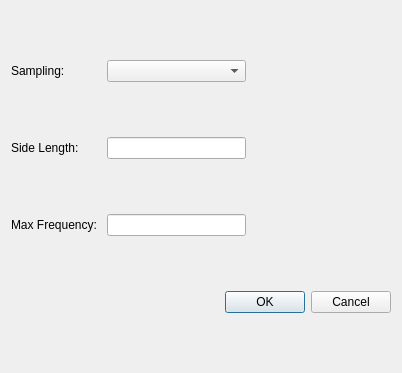
The window that geopter/gui/AnalysisDlg/FFT_MTFDlg.ui (heterophyllus/Geopter) describes before a commit, drawn with Qt 5.
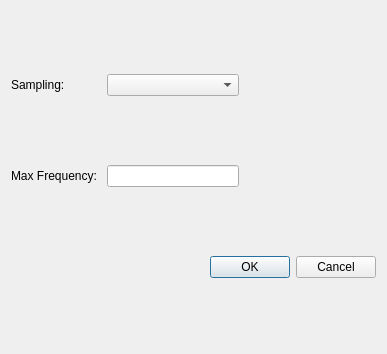
The same window after the commit.

```diff
--- a/geopter/gui/AnalysisDlg/FFT_MTFDlg.ui
+++ b/geopter/gui/AnalysisDlg/FFT_MTFDlg.ui
@@ -6,22 +6,35 @@
    <rect>
     <x>0</x>
     <y>0</y>
-    <width>402</width>
-    <height>373</height>
+    <width>387</width>
+    <height>354</height>
    </rect>
   </property>
   <property name="windowTitle">
    <string>Dialog</string>
   </property>
   <layout class="QGridLayout" name="gridLayout">
-   <item row="2" column="0">
+   <item row="1" column="0">
     <widget class="QLabel" name="label_2">
      <property name="text">
       <string>Max Frequency: </string>
      </property>
     </widget>
    </item>
-   <item row="2" column="2">
+   <item row="0" column="1">
+    <widget class="QComboBox" name="samplingCombo"/>
+   </item>
+   <item row="2" column="0" colspan="3">
+    <widget class="QDialogButtonBox" name="buttonBox">
+     <property name="orientation">
+      <enum>Qt::Horizontal</enum>
+     </property>
+     <property name="standardButtons">
+      <set>QDialogButtonBox::Cancel|QDialogButtonBox::Ok</set>
+     </property>
+    </widget>
+   </item>
+   <item row="1" column="2">
     <spacer name="horizontalSpacer">
      <property name="orientation">
       <enum>Qt::Horizontal</enum>
@@ -41,31 +54,8 @@
      </property>
     </widget>
    </item>
-   <item row="3" column="0" colspan="3">
-    <widget class="QDialogButtonBox" name="buttonBox">
-     <property name="orientation">
-      <enum>Qt::Horizontal</enum>
-     </property>
-     <property name="standardButtons">
-      <set>QDialogButtonBox::Cancel|QDialogButtonBox::Ok</set>
-     </property>
-    </widget>
-   </item>
-   <item row="0" column="1">
-    <widget class="QComboBox" name="samplingCombo"/>
-   </item>
-   <item row="2" column="1">
-    <widget class="QLineEdit" name="maxFreqEdit"/>
-   </item>
    <item row="1" column="1">
-    <widget class="QLineEdit" name="sideLengthEdit"/>
-   </item>
-   <item row="1" column="0">
-    <widget class="QLabel" name="label_3">
-     <property name="text">
-      <string>Side Length:</string>
-     </property>
-    </widget>
+    <widget class="QLineEdit" name="maxFreqEdit"/>
    </item>
   </layout>
  </widget>
```
